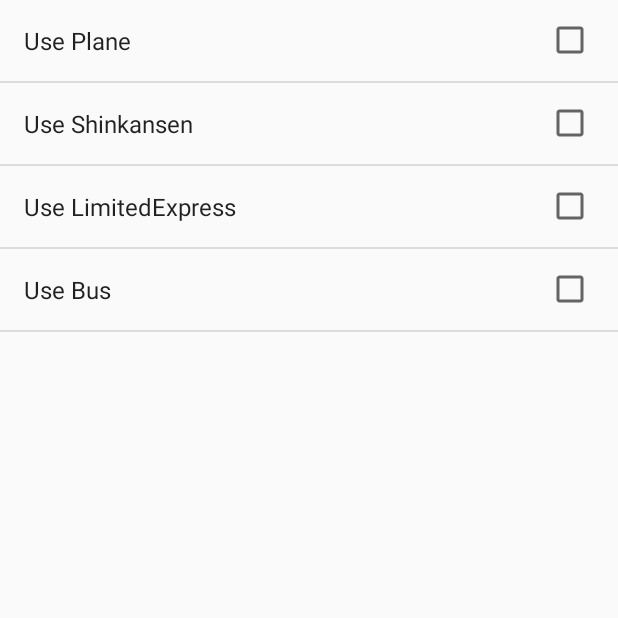
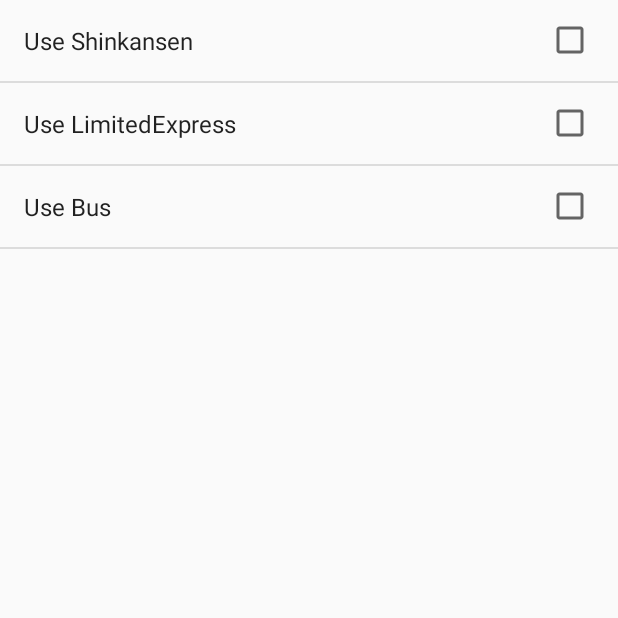
Before and after one commit to hiyuki2578/devcamp2016-b, an Android app: the Preference screen opened directly, with no data from a screen before it, on a phone screen of 412 x 824 dp, the top half of it. Run offline under Robolectric (Android 15) with nearby library versions, the phone set to English and light mode, and no system bars; network calls fail.

Commit message:
delete plane

```diff
--- a/app/src/main/java/jp/android_group/student/ticketsplit/Utils.java
+++ b/app/src/main/java/jp/android_group/student/ticketsplit/Utils.java
@@ -33,10 +33,7 @@ class Utils {
 	}
 
 	static String getOption(SharedPreferences spf){
-		String options="";
-		if(!spf.getBoolean("plane",false)){
-			options += "&plane=false";
-		}
+		String options="&plane=false";
 		if(!spf.getBoolean("shinkansen",false)){
 			options += "&shinkansen=false";
 		}
--- a/app/src/main/res/values/strings.xml
+++ b/app/src/main/res/values/strings.xml
@@ -6,7 +6,6 @@
 	<string name="search">Search</string>
 	<string name="searchResult">Search</string>
 	<string name="Shinkansen">Use Shinkansen</string>
-	<string name="Plane">Use Plane</string>
 	<string name="limitedExpress">Use LimitedExpress</string>
 	<string name="Bus">Use Bus</string>
 	<string name="Settings">Settings</string>
--- a/app/src/main/res/xml/setting.xml
+++ b/app/src/main/res/xml/setting.xml
@@ -1,10 +1,6 @@
 <?xml version="1.0" encoding="utf-8"?>
 <PreferenceScreen xmlns:android="http://schemas.android.com/apk/res/android">
 
-	<CheckBoxPreference
-		android:defaultValue="false"
-		android:title="@string/Plane"
-		android:key="plane"/>
 	<CheckBoxPreference
 		android:defaultValue="false"
 		android:title="@string/Shinkansen"
```
Also changed, not shown: app/src/main/res/layout/activity_main.xml (+7 -1 lines), 1 other file.
